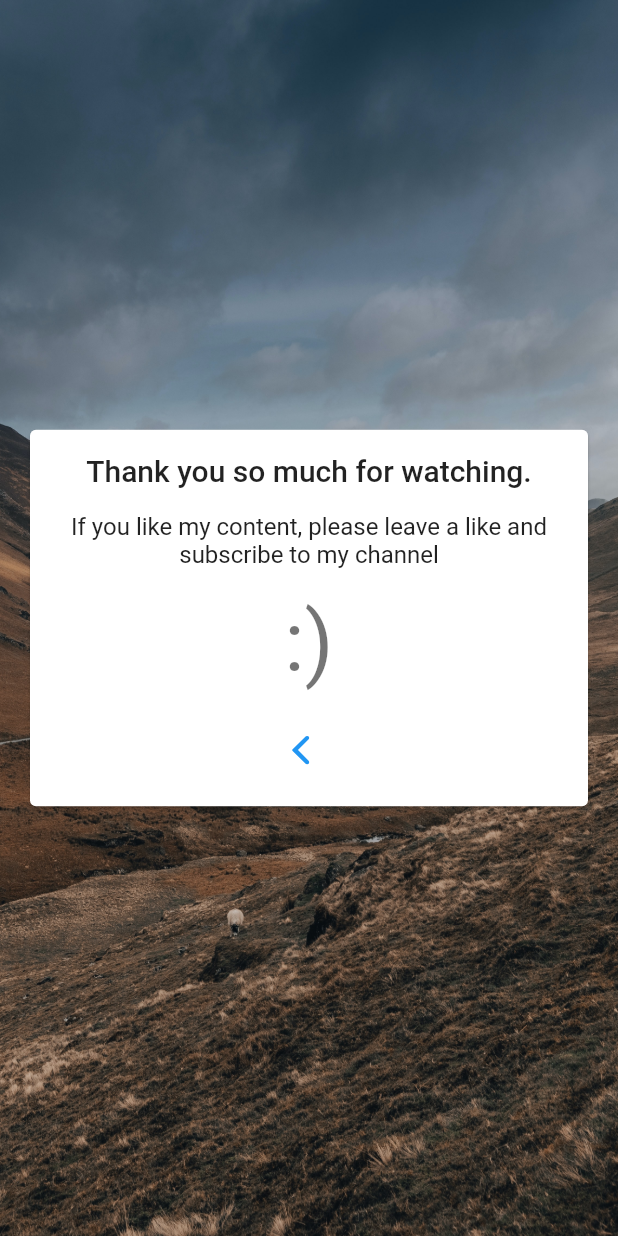
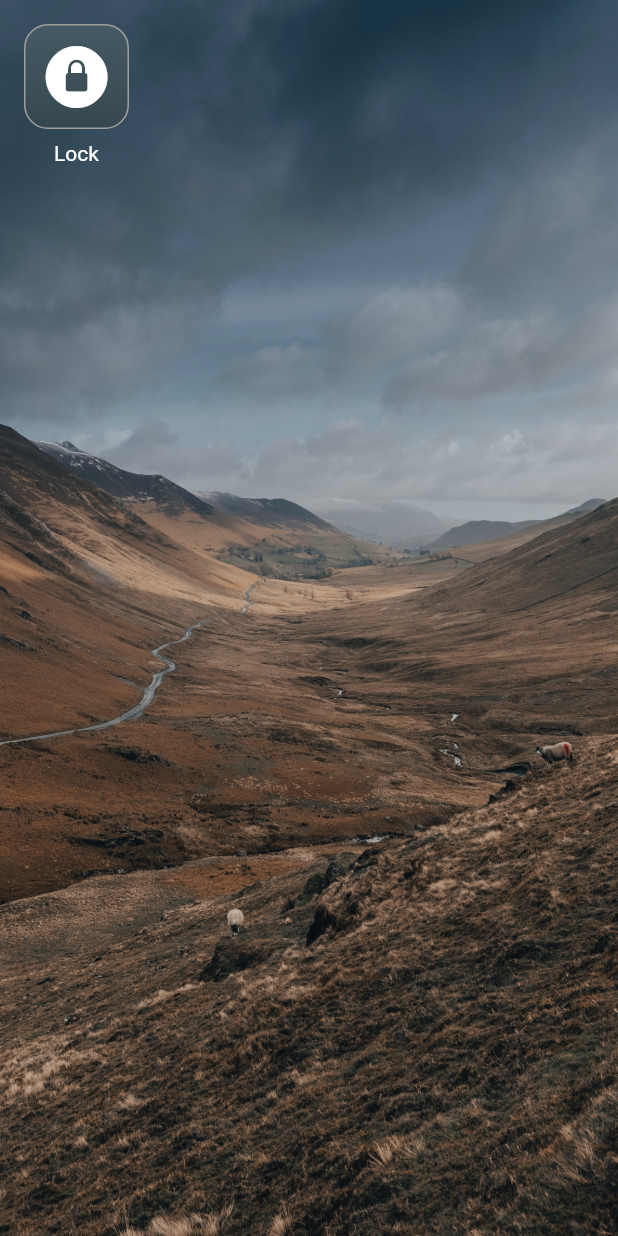
Before and after one commit to kay-af/slide_to_unlock, a Flutter app: the HomeScreen screen opened by its route, on a phone screen of 412 x 824 dp. Run offline on Flutter 3.47's test engine with Material 2 defaults, Android fonts, the phone set to English and light mode, and no system bars; missing offline and left inert: slide_action.

Commit message:
Tutorial Complete

```diff
--- a/lib/app.dart
+++ b/lib/app.dart
@@ -1,4 +1,3 @@
-import 'package:flutter/cupertino.dart';
 import 'package:flutter/material.dart';
 import 'package:slide_to_unlock/home_screen.dart';
 import 'package:slide_to_unlock/lock_screen.dart';
--- a/lib/home_screen.dart
+++ b/lib/home_screen.dart
@@ -6,7 +6,8 @@ class HomeScreen extends StatelessWidget {
 
   @override
   Widget build(BuildContext context) {
-    return Scaffold(
+    return SafeArea(
+      child: Scaffold(
         body: Stack(
           fit: StackFit.expand,
           children: [
@@ -16,44 +17,62 @@ class HomeScreen extends StatelessWidget {
                 fit: BoxFit.cover,
               ),
             ),
-          Center(
-            child: Padding(
-              padding: const EdgeInsets.all(16.0),
-              child: Card(
-                child: Padding(
-                  padding: const EdgeInsets.all(16.0),
+            Positioned(
+              left: 16,
+              top: 16,
+              child: SizedBox(
+                width: 70,
+                height: 98,
+                child: GestureDetector(
+                  onTap: () => Navigator.of(context).pop(),
                   child: Column(
-                    mainAxisSize: MainAxisSize.min,
-                    mainAxisAlignment: MainAxisAlignment.center,
-                    crossAxisAlignment: CrossAxisAlignment.center,
+                    crossAxisAlignment: CrossAxisAlignment.stretch,
+                    mainAxisSize: MainAxisSize.max,
                     children: [
-                      Text(
-                        "Thank you so much for watching.",
-                        style: Theme.of(context).textTheme.titleLarge,
-                        textAlign: TextAlign.center,
+                      Expanded(
+                        child: Container(
+                          decoration: BoxDecoration(
+                            border: Border.all(
+                              color: Colors.grey,
                             ),
-                      const SizedBox(height: 16),
-                      Text(
-                        "If you like my content, please leave a like and subscribe to my channel",
-                        style: Theme.of(context).textTheme.titleMedium,
-                        textAlign: TextAlign.center,
-                      ),
-                      const SizedBox(height: 16),
-                      Text(
-                        ":)",
-                        style: Theme.of(context).textTheme.displayMedium,
-                        textAlign: TextAlign.center,
-                      ),
-                      const SizedBox(height: 16),
-                      const CupertinoNavigationBarBackButton(),
+                            gradient: LinearGradient(
+                              begin: Alignment.topCenter,
+                              end: Alignment.bottomCenter,
+                              colors: [
+                                Colors.blueGrey.shade700,
+                                Colors.blueGrey.shade800,
                               ],
                             ),
+                            borderRadius: BorderRadius.circular(16.0),
+                          ),
+                          child: const Icon(
+                            CupertinoIcons.lock_circle_fill,
+                            size: 48,
+                            color: Colors.white,
+                          ),
+                        ),
+                      ),
+                      const SizedBox(height: 8),
+                      SizedBox(
+                        height: 20,
+                        child: Text(
+                          "Lock",
+                          overflow: TextOverflow.ellipsis,
+                          textAlign: TextAlign.center,
+                          style:
+                              Theme.of(context).textTheme.bodyMedium?.copyWith(
+                                    color: Colors.white,
+                                  ),
+                        ),
+                      ),
+                    ],
                   ),
                 ),
               ),
             ),
           ],
         ),
+      ),
     );
   }
 }
--- a/lib/main.dart
+++ b/lib/main.dart
@@ -1,6 +1,8 @@
 import 'package:flutter/material.dart';
+import 'package:flutter/services.dart';
 import 'package:slide_to_unlock/app.dart';
 
 void main() {
+  SystemChrome.setSystemUIOverlayStyle(SystemUiOverlayStyle.light);
   runApp(const App());
 }
--- a/pubspec.yaml
+++ b/pubspec.yaml
@@ -34,8 +34,8 @@ dependencies:
   # The following adds the Cupertino Icons font to your application.
   # Use with the CupertinoIcons class for iOS style icons.
   cupertino_icons: ^1.0.2
-  slide_action: ^0.0.1+1
   intl: ^0.17.0
+  slide_action: ^0.0.1+2
 
 dev_dependencies:
   flutter_test:
```
Also changed, not shown: lib/lock_screen.dart (+21 -35 lines). Lines whose indentation alone changed are shown as unchanged.
